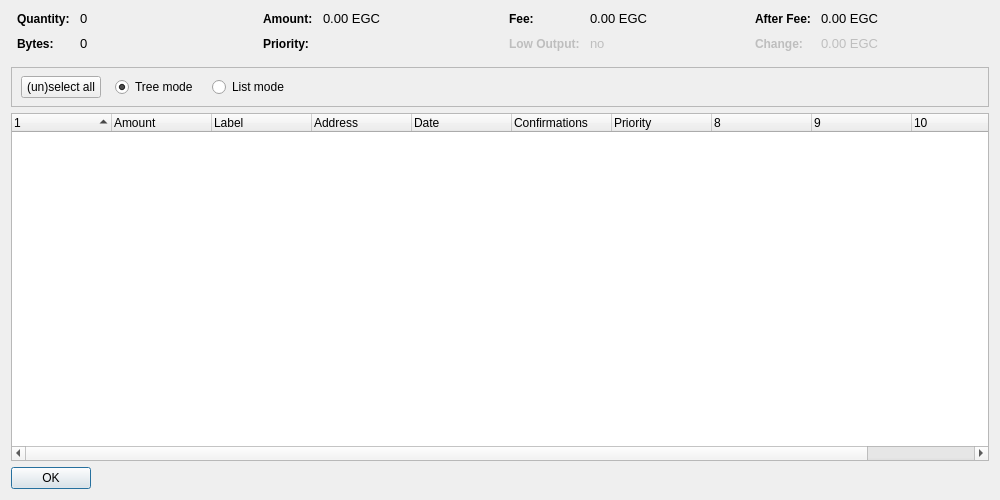
Qt form src/qt/forms/coincontroldialog.ui (EverGreenCoinDev/EverGreenCoin) before a commit.
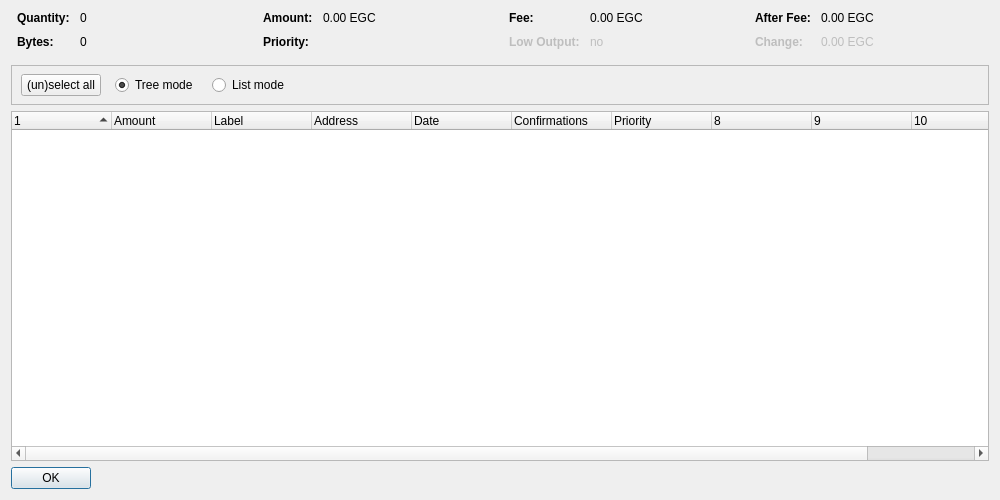
The same form after that commit. Custom widgets are drawn as their Qt base class.

The edit to the form file:
```diff
--- a/src/qt/forms/coincontroldialog.ui
+++ b/src/qt/forms/coincontroldialog.ui
@@ -38,12 +38,6 @@
        </property>
        <item row="0" column="0">
         <widget class="QLabel" name="labelCoinControlQuantityText">
-         <property name="font">
-          <font>
-           <weight>75</weight>
-           <bold>true</bold>
-          </font>
-         </property>
          <property name="styleSheet">
           <string notr="true">font-weight:bold;</string>
          </property>
@@ -54,14 +48,6 @@
        </item>
        <item row="0" column="1">
         <widget class="QLabel" name="labelCoinControlQuantity">
-         <property name="font">
-          <font>
-           <pointsize>10</pointsize>
-           <weight>50</weight>
-           <bold>false</bold>
-           <stylestrategy>PreferAntialias</stylestrategy>
-          </font>
-         </property>
          <property name="cursor">
           <cursorShape>IBeamCursor</cursorShape>
          </property>
@@ -78,12 +64,6 @@
        </item>
        <item row="1" column="0">
         <widget class="QLabel" name="labelCoinControlBytesText">
-         <property name="font">
-          <font>
-           <weight>75</weight>
-           <bold>true</bold>
-          </font>
-         </property>
          <property name="styleSheet">
           <string notr="true">font-weight:bold;</string>
          </property>
@@ -94,14 +74,6 @@
        </item>
        <item row="1" column="1">
         <widget class="QLabel" name="labelCoinControlBytes">
-         <property name="font">
-          <font>
-           <pointsize>10</pointsize>
-           <weight>50</weight>
-           <bold>false</bold>
-           <stylestrategy>PreferAntialias</stylestrategy>
-          </font>
-         </property>
          <property name="cursor">
           <cursorShape>IBeamCursor</cursorShape>
          </property>
@@ -134,12 +106,6 @@
        </property>
        <item row="0" column="0">
         <widget class="QLabel" name="labelCoinControlAmountText">
-         <property name="font">
-          <font>
-           <weight>75</weight>
-           <bold>true</bold>
-          </font>
-         </property>
          <property name="styleSheet">
           <string notr="true">font-weight:bold;</string>
          </property>
@@ -150,14 +116,6 @@
        </item>
        <item row="0" column="1">
         <widget class="QLabel" name="labelCoinControlAmount">
-         <property name="font">
-          <font>
-           <pointsize>10</pointsize>
-           <weight>50</weight>
-           <bold>false</bold>
-           <stylestrategy>PreferAntialias</stylestrategy>
-          </font>
-         </property>
          <property name="cursor">
           <cursorShape>IBeamCursor</cursorShape>
          </property>
@@ -174,12 +132,6 @@
        </item>
        <item row="1" column="0">
         <widget class="QLabel" name="labelCoinControlPriorityText">
-         <property name="font">
-          <font>
-           <weight>75</weight>
-           <bold>true</bold>
-          </font>
-         </property>
          <property name="styleSheet">
           <string notr="true">font-weight:bold;</string>
          </property>
@@ -190,14 +142,6 @@
        </item>
        <item row="1" column="1">
         <widget class="QLabel" name="labelCoinControlPriority">
-         <property name="font">
-          <font>
-           <pointsize>10</pointsize>
-           <weight>50</weight>
-           <bold>false</bold>
-           <stylestrategy>PreferAntialias</stylestrategy>
-          </font>
-         </property>
          <property name="cursor">
           <cursorShape>IBeamCursor</cursorShape>
          </property>
@@ -230,12 +174,6 @@
        </property>
        <item row="0" column="0">
         <widget class="QLabel" name="labelCoinControlFeeText">
-         <property name="font">
-          <font>
-           <weight>75</weight>
-           <bold>true</bold>
-          </font>
-         </property>
          <property name="styleSheet">
           <string notr="true">font-weight:bold;</string>
          </property>
@@ -246,14 +184,6 @@
        </item>
        <item row="0" column="1">
         <widget class="QLabel" name="labelCoinControlFee">
-         <property name="font">
-          <font>
-           <pointsize>10</pointsize>
-           <weight>50</weight>
-           <bold>false</bold>
-           <stylestrategy>PreferAntialias</stylestrategy>
-          </font>
-         </property>
          <property name="cursor">
           <cursorShape>IBeamCursor</cursorShape>
          </property>
@@ -273,12 +203,6 @@
          <property name="enabled">
           <bool>false</bool>
          </property>
-         <property name="font">
-          <font>
-           <weight>75</weight>
-           <bold>true</bold>
-          </font>
-         </property>
          <property name="styleSheet">
           <string notr="true">font-weight:bold;</string>
          </property>
@@ -292,14 +216,6 @@
          <property name="enabled">
           <bool>false</bool>
          </property>
-         <property name="font">
-          <font>
-           <pointsize>10</pointsize>
-           <weight>50</weight>
-           <bold>false</bold>
-           <stylestrategy>PreferAntialias</stylestrategy>
-          </font>
-         </property>
          <property name="cursor">
           <cursorShape>IBeamCursor</cursorShape>
          </property>
@@ -332,12 +248,6 @@
        </property>
        <item row="0" column="0">
         <widget class="QLabel" name="labelCoinControlAfterFeeText">
-         <property name="font">
-          <font>
-           <weight>75</weight>
-           <bold>true</bold>
-          </font>
-         </property>
          <property name="styleSheet">
           <string notr="true">font-weight:bold;</string>
          </property>
@@ -348,14 +258,6 @@
        </item>
        <item row="0" column="1">
         <widget class="QLabel" name="labelCoinControlAfterFee">
-         <property name="font">
-          <font>
-           <pointsize>10</pointsize>
-           <weight>50</weight>
-           <bold>false</bold>
-           <stylestrategy>PreferAntialias</stylestrategy>
-          </font>
-         </property>
          <property name="cursor">
           <cursorShape>IBeamCursor</cursorShape>
          </property>
@@ -375,12 +277,6 @@
          <property name="enabled">
           <bool>false</bool>
          </property>
-         <property name="font">
-          <font>
-           <weight>75</weight>
-           <bold>true</bold>
-          </font>
-         </property>
          <property name="styleSheet">
           <string notr="true">font-weight:bold;</string>
          </property>
@@ -394,14 +290,6 @@
          <property name="enabled">
           <bool>false</bool>
          </property>
-         <property name="font">
-          <font>
-           <pointsize>10</pointsize>
-           <weight>50</weight>
-           <bold>false</bold>
-           <stylestrategy>PreferAntialias</stylestrategy>
-          </font>
-         </property>
          <property name="cursor">
           <cursorShape>IBeamCursor</cursorShape>
          </property>
@@ -428,13 +316,6 @@
        <height>40</height>
       </size>
      </property>
-     <property name="font">
-      <font>
-       <weight>50</weight>
-       <bold>false</bold>
-       <stylestrategy>PreferAntialias</stylestrategy>
-      </font>
-     </property>
      <property name="frameShape">
       <enum>QFrame::StyledPanel</enum>
      </property>
@@ -450,13 +331,6 @@
         <height>41</height>
        </rect>
       </property>
-      <property name="font">
-       <font>
-        <weight>50</weight>
-        <bold>false</bold>
-        <stylestrategy>PreferAntialias</stylestrategy>
-       </font>
-      </property>
       <layout class="QHBoxLayout" name="horizontalLayoutPanel" stretch="0,0,0,0">
        <property name="spacing">
         <number>14</number>
@@ -469,13 +343,6 @@
            <verstretch>0</verstretch>
           </sizepolicy>
          </property>
-         <property name="font">
-          <font>
-           <weight>50</weight>
-           <bold>false</bold>
-           <stylestrategy>PreferAntialias</stylestrategy>
-          </font>
-         </property>
          <property name="text">
           <string>(un)select all</string>
          </property>
@@ -489,13 +356,6 @@
            <verstretch>0</verstretch>
           </sizepolicy>
          </property>
-         <property name="font">
-          <font>
-           <weight>50</weight>
-           <bold>false</bold>
-           <stylestrategy>PreferAntialias</stylestrategy>
-          </font>
-         </property>
          <property name="text">
           <string>Tree mode</string>
          </property>
@@ -512,13 +372,6 @@
            <verstretch>0</verstretch>
           </sizepolicy>
          </property>
-         <property name="font">
-          <font>
-           <weight>50</weight>
-           <bold>false</bold>
-           <stylestrategy>PreferAntialias</stylestrategy>
-          </font>
-         </property>
          <property name="text">
           <string>List mode</string>
          </property>
@@ -526,13 +379,6 @@
        </item>
        <item>
         <spacer name="horizontalSpacer">
-         <property name="font">
-          <font>
-           <weight>50</weight>
-           <bold>false</bold>
-           <stylestrategy>PreferAntialias</stylestrategy>
-          </font>
-         </property>
          <property name="orientation">
           <enum>Qt::Horizontal</enum>
          </property>
@@ -550,13 +396,6 @@
    </item>
    <item>
     <widget class="CoinControlTreeWidget" name="treeWidget">
-     <property name="font">
-      <font>
-       <weight>50</weight>
-       <bold>false</bold>
-       <stylestrategy>PreferAntialias</stylestrategy>
-      </font>
-     </property>
      <property name="contextMenuPolicy">
       <enum>Qt::CustomContextMenu</enum>
      </property>
```
Left out of the diff: 7 changed lines with no effect on the pictures.
